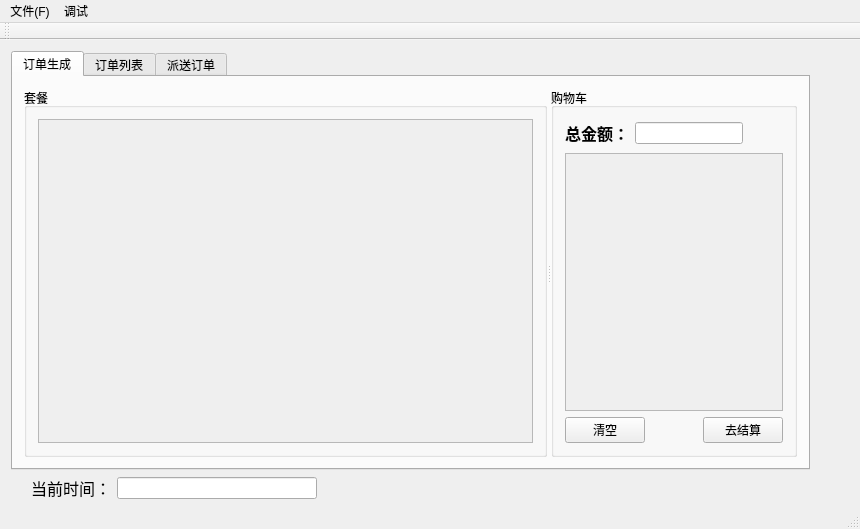
The window that Takeaway Delivery System/src/MainWindow.ui (HiZQP/Takeaway-Delivery-System) describes before a commit, drawn with Qt 5.
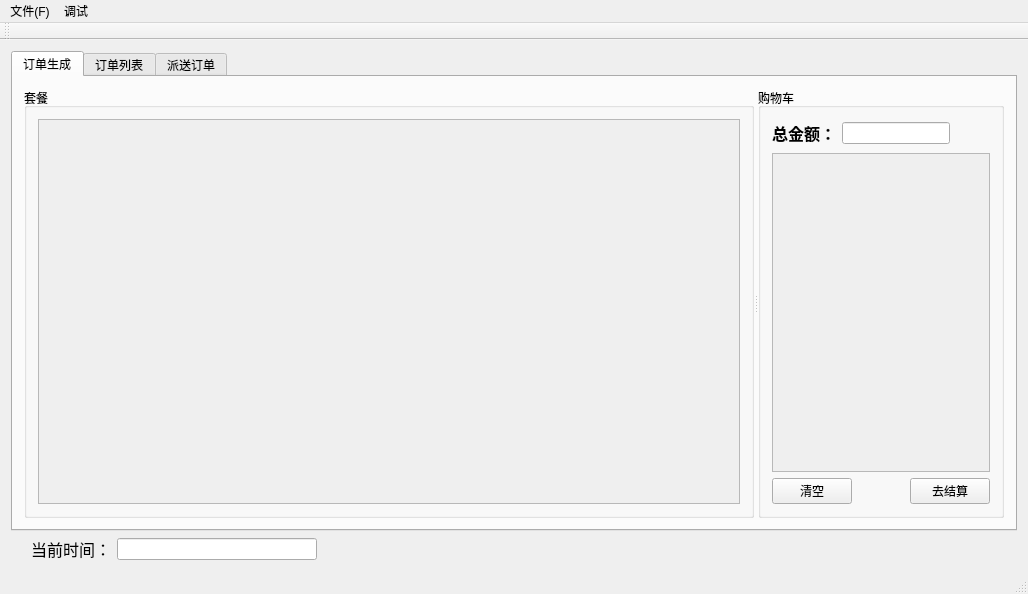
The same window after the commit. The open tabs and pages were chosen to show the change.

Diff of the .ui file:
```diff
--- a/Takeaway Delivery System/src/MainWindow.ui
+++ b/Takeaway Delivery System/src/MainWindow.ui
@@ -6,23 +6,16 @@
    <rect>
     <x>0</x>
     <y>0</y>
-    <width>860</width>
-    <height>529</height>
+    <width>1028</width>
+    <height>594</height>
    </rect>
   </property>
   <property name="windowTitle">
    <string>MainWindow</string>
   </property>
   <widget class="QWidget" name="centralWidget">
-   <widget class="QWidget" name="layoutWidget">
-    <property name="geometry">
-     <rect>
-      <x>0</x>
-      <y>0</y>
-      <width>821</width>
-      <height>471</height>
-     </rect>
-    </property>
+   <layout class="QHBoxLayout" name="horizontalLayout_10">
+    <item>
     <layout class="QVBoxLayout" name="verticalLayout_4">
      <item>
       <widget class="QTabWidget" name="tabWidget">
@@ -60,8 +53,8 @@
                  <rect>
                   <x>0</x>
                   <y>0</y>
-                  <width>98</width>
-                  <height>28</height>
+                   <width>704</width>
+                   <height>388</height>
                  </rect>
                 </property>
                </widget>
@@ -123,8 +116,8 @@
                    <rect>
                     <x>0</x>
                     <y>0</y>
-                    <width>98</width>
-                    <height>28</height>
+                     <width>224</width>
+                     <height>319</height>
                    </rect>
                   </property>
                  </widget>
@@ -403,14 +396,15 @@
       </layout>
      </item>
     </layout>
-   </widget>
+    </item>
+   </layout>
   </widget>
   <widget class="QMenuBar" name="menuBar">
    <property name="geometry">
     <rect>
      <x>0</x>
      <y>0</y>
-     <width>860</width>
+     <width>1028</width>
      <height>20</height>
     </rect>
    </property>
```
Left out of the diff: 2 changed lines with no effect on the pictures. Lines whose indentation alone changed are shown as unchanged.
